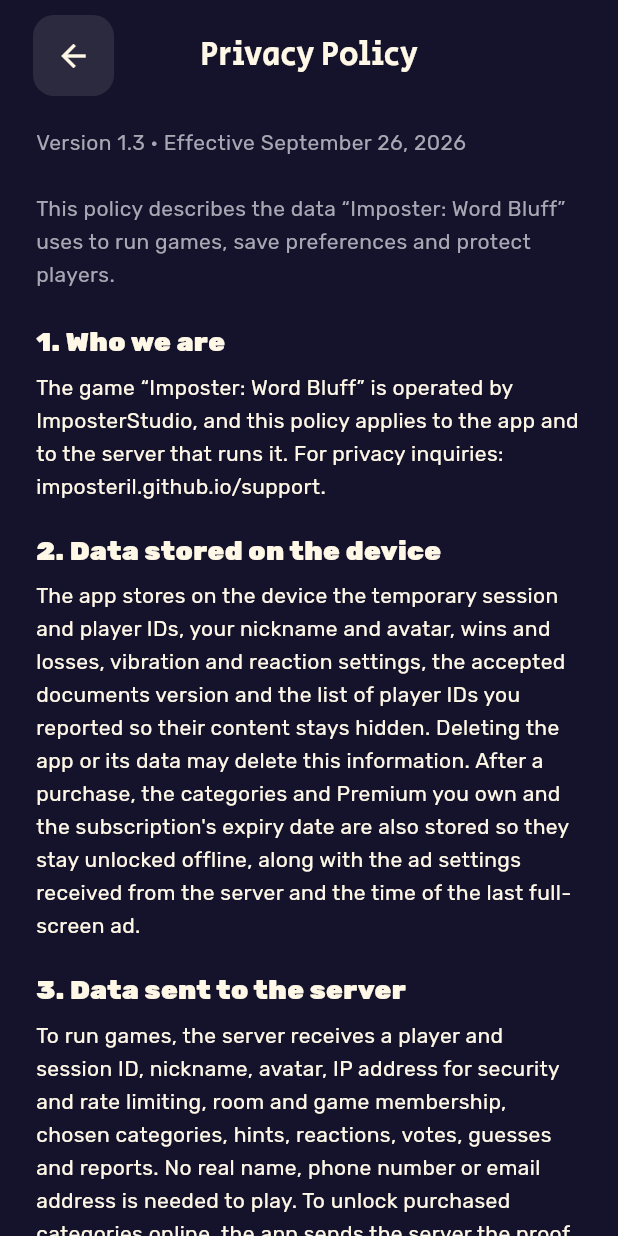
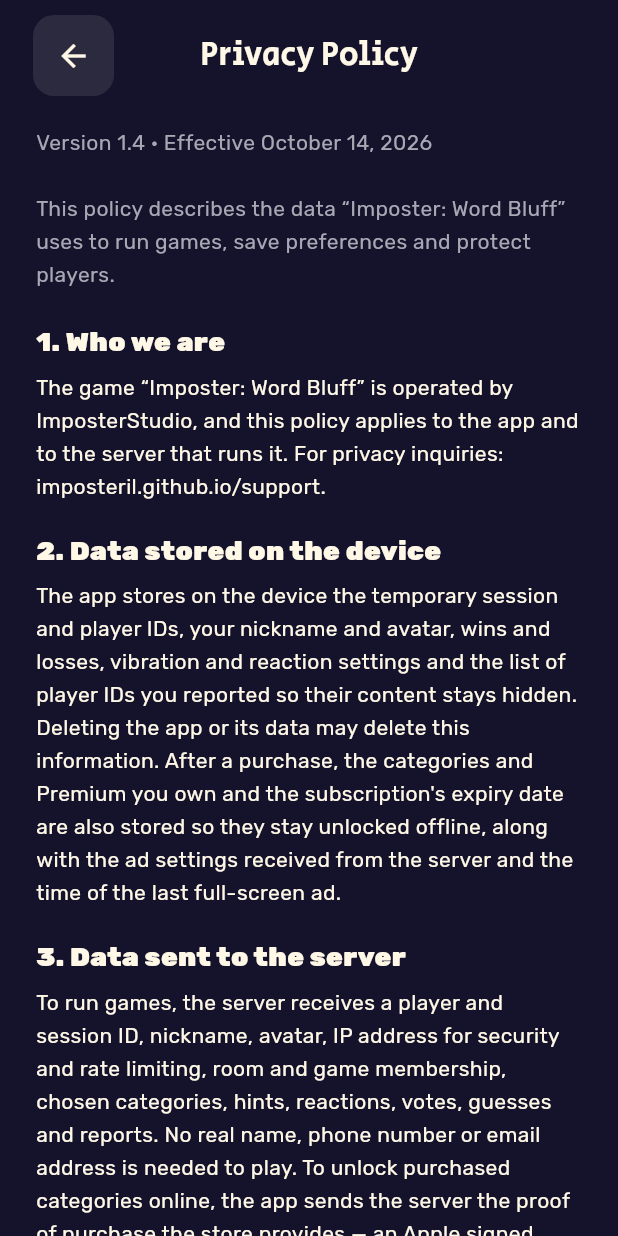
Before and after one commit to dorohayon/Imposter-IL, a Flutter app: the SettingsScreen screen opened directly, after a tap on "Privacy Policy", on a phone screen of 412 x 824 dp. Run offline on Flutter 3.47's test engine with Material 3 defaults, Android fonts, the phone set to English and light mode, and no system bars; our stand-ins replace audioplayers, firebase_core, firebase_crashlytics, google_mobile_ads, in_app_purchase, share_plus and 1 more; accounts and stored records are empty; network calls fail.

Commit message:
Documents 1.4: changes take effect without a consent screen
- legalVersion 1.4, effective 14 October 2026, in the app and on the site.
- Terms §6 and §10, Privacy §12: a material change gets a new version and
  date, the current one is always in Settings and on the site, and playing
  on after it takes effect is accepting it. They used to promise a consent
  screen the app no longer has.
- Privacy §2: the device no longer stores an accepted documents version.
- docs/legal.md: what 1.4 changed, and the App Store "User ID" entry for
  the player id in crash reports.

Co-Authored-By: Claude Opus 5.5 <noreply@anthropic.com>

```diff
--- a/app/lib/l10n/app_en.arb
+++ b/app/lib/l10n/app_en.arb
@@ -12,7 +12,7 @@
   "resumeGameDetails": "Round {round} saved on this device · {playersLength} players",
   "resumeGame": "Continue game",
   "deleteGame": "Delete game",
-  "legalDate": "September 26, 2026",
+  "legalDate": "October 14, 2026",
   "saving": "Saving...",
   "termsTitle": "Terms of Use",
   "privacyTitle": "Privacy Policy",
@@ -28,7 +28,7 @@
   "terms5Title": "5. Purchases, subscriptions and ads",
   "terms5": "Three categories are free. The other categories can be unlocked by buying a single category forever, with a monthly Premium subscription or with lifetime Premium. Premium unlocks every category, including ones added later, and removes ads; buying a single category does not remove ads. Payment, billing, renewal and refunds go through the App Store or Google Play, under their terms and at the price the store shows in your account's currency. The monthly subscription renews automatically every month until cancelled. You can cancel it at any time in the store's subscription settings, at least 24 hours before the renewal date, and access remains until the end of the paid period. A purchase refunded or cancelled in the store stops unlocking what it unlocked. Purchases belong to the store account, not the device, and can be restored on any device with the same account using “Restore purchases”. Players without Premium see third-party ads on screens outside the game and after a finished game. On Apple devices, Apple's standard End User License Agreement (EULA) also applies. Nothing here limits your rights under applicable consumer protection law, including cancelling a transaction.",
   "terms6Title": "6. Availability and changes",
-  "terms6": "The service is provided as is and subject to availability. The operator may fix bugs, change rules and content, restrict old versions or discontinue parts of the service. When a material change to the terms requires renewed consent, the app will show the new version before play continues.",
+  "terms6": "The service is provided as is and subject to availability. The operator may fix bugs, change rules and content, restrict old versions or discontinue parts of the service. A material change to the terms gets a new version and date (section 10).",
   "terms7Title": "7. Intellectual property",
   "terms7": "The name, design, code, illustrations and game content belong to their owners and are protected under applicable law. Do not copy, distribute, reverse engineer or use the game's assets beyond what the law or applicable licenses allow.",
   "terms8Title": "8. Liability",
@@ -36,7 +36,7 @@
   "terms9Title": "9. Privacy",
   "terms9": "The Privacy Policy describes the data the service uses and how long it is kept, and is part of using the service.",
   "terms10Title": "10. Changes to the terms",
-  "terms10": "A material change will get a new documents version. The app stores the accepted terms version on the device and may require renewed acceptance of a new version.",
+  "terms10": "A material change gets a new documents version and effective date. The current version is always in Settings and on the website, and continuing to play after it takes effect means you accept it.",
   "terms11Title": "11. Governing law and jurisdiction",
   "terms11": "These terms are governed by the laws of the State of Israel, and the competent courts of the Tel Aviv-Jaffa district have exclusive jurisdiction. This does not limit your right to sue where you live when the law that applies to you grants you such a right.",
   "terms12Title": "12. Contact",
@@ -45,7 +45,7 @@
   "privacy1Title": "1. Who we are",
   "privacy1": "The game “Imposter: Word Bluff” is operated by ImposterStudio, and this policy applies to the app and to the server that runs it. For privacy inquiries: imposteril.github.io/support.",
   "privacy2Title": "2. Data stored on the device",
-  "privacy2": "The app stores on the device the temporary session and player IDs, your nickname and avatar, wins and losses, vibration and reaction settings, the accepted documents version and the list of player IDs you reported so their content stays hidden. Deleting the app or its data may delete this information. After a purchase, the categories and Premium you own and the subscription's expiry date are also stored so they stay unlocked offline, along with the ad settings received from the server and the time of the last full-screen ad.",
+  "privacy2": "The app stores on the device the temporary session and player IDs, your nickname and avatar, wins and losses, vibration and reaction settings and the list of player IDs you reported so their content stays hidden. Deleting the app or its data may delete this information. After a purchase, the categories and Premium you own and the subscription's expiry date are also stored so they stay unlocked offline, along with the ad settings received from the server and the time of the last full-screen ad.",
   "privacy3Title": "3. Data sent to the server",
   "privacy3": "To run games, the server receives a player and session ID, nickname, avatar, IP address for security and rate limiting, room and game membership, chosen categories, hints, reactions, votes, guesses and reports. No real name, phone number or email address is needed to play. To unlock purchased categories online, the app sends the server the proof of purchase the store provides — an Apple signed transaction or a Google purchase token, which include the product ID, the transaction ID and its dates. The server verifies it with Apple or Google. We do not receive your payment details.",
   "privacy4Title": "4. How the data is used",
@@ -65,7 +65,7 @@
   "privacy11Title": "11. Security",
   "privacy11": "Traffic in release builds is meant to travel over an encrypted connection. The server applies rate limits, message size limits and content filtering to reduce abuse. No system can guarantee absolute security.",
   "privacy12Title": "12. Changes to the policy",
-  "privacy12": "A material change to the policy will get a new version. When renewed consent is required, the app will show the new version before play continues.",
+  "privacy12": "A material change to the policy gets a new version and effective date. The current version is always in Settings and on the website.",
   "privacy13Title": "13. Contact",
   "privacy13": "ImposterStudio · imposteril.github.io/support\nFor privacy inquiries, requests to exercise your rights and reporting offensive content. We aim to reply within 30 days.",
   "legalPublicCopy": "Public copy: {value}",
--- a/app/lib/l10n/app_localizations_en.dart
+++ b/app/lib/l10n/app_localizations_en.dart
@@ -47,7 +47,7 @@ class AppLocalizationsEn extends AppLocalizations {
   String get deleteGame => 'Delete game';
 
   @override
-  String get legalDate => 'September 26, 2026';
+  String get legalDate => 'October 14, 2026';
 
   @override
   String get saving => 'Saving...';
@@ -103,7 +103,7 @@ class AppLocalizationsEn extends AppLocalizations {
 
   @override
   String get terms6 =>
-      'The service is provided as is and subject to availability. The operator may fix bugs, change rules and content, restrict old versions or discontinue parts of the service. When a material change to the terms requires renewed consent, the app will show the new version before play continues.';
+      'The service is provided as is and subject to availability. The operator may fix bugs, change rules and content, restrict old versions or discontinue parts of the service. A material change to the terms gets a new version and date (section 10).';
 
   @override
   String get terms7Title => '7. Intellectual property';
@@ -131,7 +131,7 @@ class AppLocalizationsEn extends AppLocalizations {
 
   @override
   String get terms10 =>
-      'A material change will get a new documents version. The app stores the accepted terms version on the device and may require renewed acceptance of a new version.';
+      'A material change gets a new documents version and effective date. The current version is always in Settings and on the website, and continuing to play after it takes effect means you accept it.';
 
   @override
   String get terms11Title => '11. Governing law and jurisdiction';
@@ -164,7 +164,7 @@ class AppLocalizationsEn extends AppLocalizations {
 
   @override
   String get privacy2 =>
-      'The app stores on the device the temporary session and player IDs, your nickname and avatar, wins and losses, vibration and reaction settings, the accepted documents version and the list of player IDs you reported so their content stays hidden. Deleting the app or its data may delete this information. After a purchase, the categories and Premium you own and the subscription\'s expiry date are also stored so they stay unlocked offline, along with the ad settings received from the server and the time of the last full-screen ad.';
+      'The app stores on the device the temporary session and player IDs, your nickname and avatar, wins and losses, vibration and reaction settings and the list of player IDs you reported so their content stays hidden. Deleting the app or its data may delete this information. After a purchase, the categories and Premium you own and the subscription\'s expiry date are also stored so they stay unlocked offline, along with the ad settings received from the server and the time of the last full-screen ad.';
 
   @override
   String get privacy3Title => '3. Data sent to the server';
@@ -234,7 +234,7 @@ class AppLocalizationsEn extends AppLocalizations {
 
   @override
   String get privacy12 =>
-      'A material change to the policy will get a new version. When renewed consent is required, the app will show the new version before play continues.';
+      'A material change to the policy gets a new version and effective date. The current version is always in Settings and on the website.';
 
   @override
   String get privacy13Title => '13. Contact';
--- a/app/lib/screens/legal_screens.dart
+++ b/app/lib/screens/legal_screens.dart
@@ -7,7 +7,7 @@ import '../widgets/game_ui.dart';
 
 /// The documents' version, shown with them and in Settings. Players agree
 /// to the current Terms when they choose a nickname (OnboardingScreen).
-const legalVersion = '1.3';
+const legalVersion = '1.4';
 String get legalDate => l10n.legalDate;
 
 /// Public copies for App Store Connect, Google Play and anyone who wants to
```
Also changed, not shown: app/lib/l10n/app_he.arb (+5 -5 lines), app/lib/l10n/app_localizations.dart (+5 -5 lines), app/lib/l10n/app_localizations_he.dart (+5 -5 lines), 5 other files.
